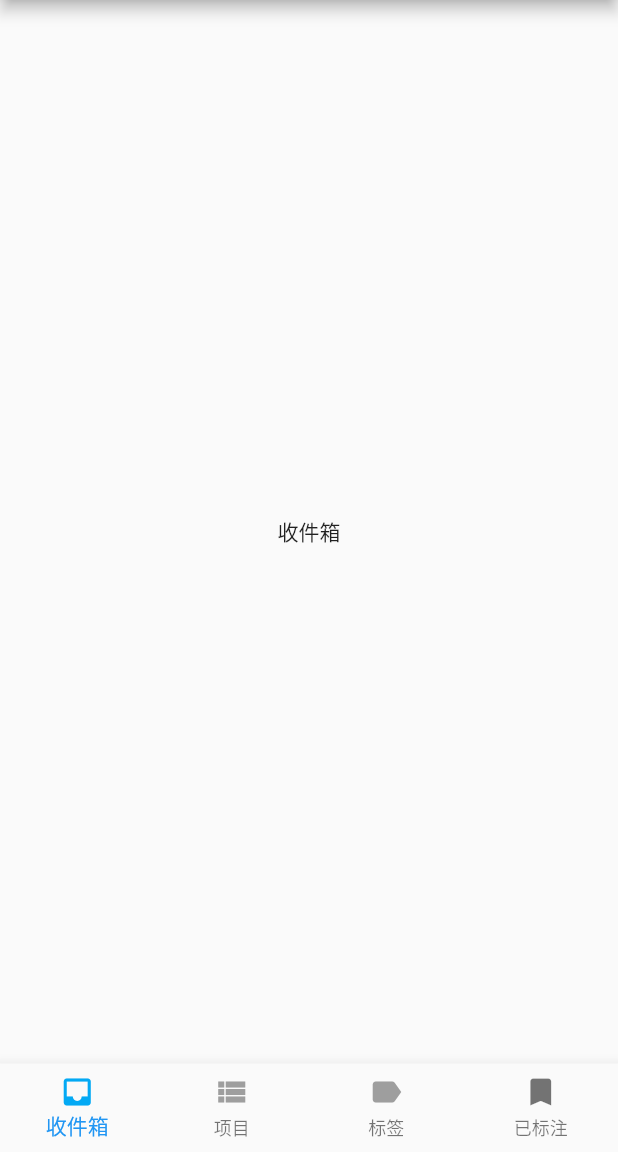
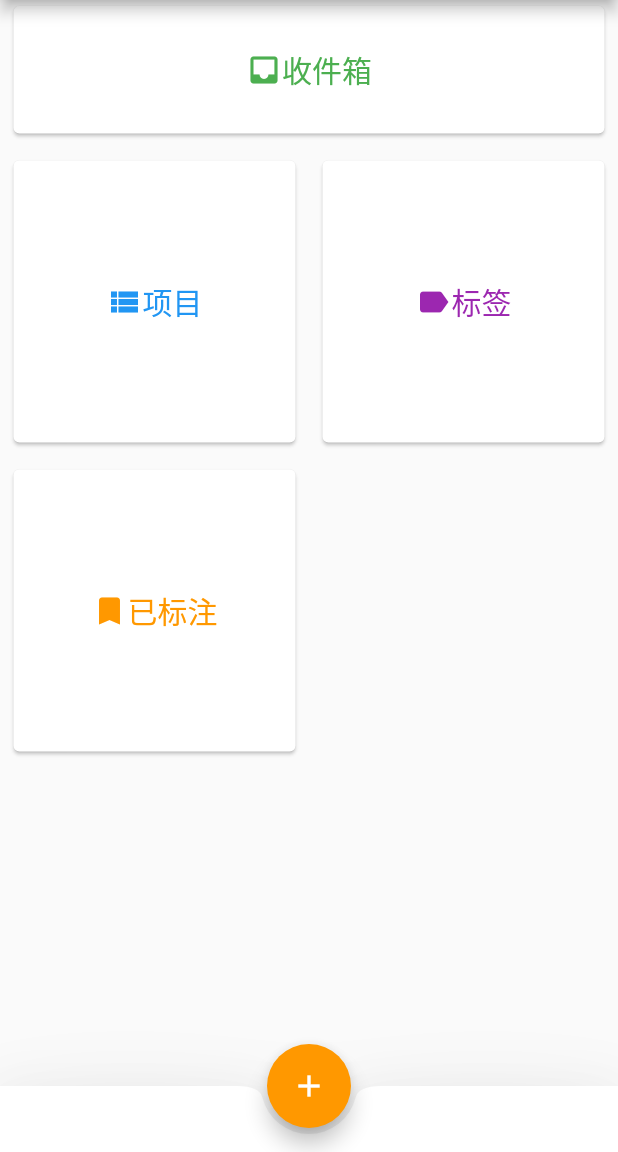
Before and after one commit to diaozxin007/go-and-do-front, a Flutter app: the screen it shows after launch, on a phone screen of 412 x 824 dp, the part 84-1236 px from its top. Run offline on Flutter 3.47's test engine with Material 2 defaults, Android fonts, the light colour scheme and no system bars; key blocks and very long unbroken strings in the code were emptied for the run.

Commit message:
使用omni首页的展示方式

```diff
--- a/lib/main.dart
+++ b/lib/main.dart
@@ -1,5 +1,11 @@
 import 'package:flutter/material.dart';
 import 'package:goanddo/navigator/bottom_navigator.dart';
+import 'package:goanddo/navigator/home-body.dart';
+import 'package:goanddo/page/inbox_page.dart';
+import 'package:goanddo/page/main_add_page.dart';
+import 'package:goanddo/page/marked_page.dart';
+import 'package:goanddo/page/project_page.dart';
+import 'package:goanddo/page/tag_page.dart';
 
 void main() => runApp(MyApp());
 
@@ -12,7 +18,14 @@ class MyApp extends StatelessWidget {
       theme: ThemeData(
         primarySwatch: Colors.blue,
       ),
-      home: BottomNavigator(),
+      home: HomeBody(),
+      routes: {
+        'inbox': (context) => InboxPage(),
+        'project': (context) => ProjectPage(),
+        'tag': (context) => TagPage(),
+        'marked': (context) => MarkedPage(),
+        'home_add': (context) => MainAddPage()
+      },
     );
   }
 }
--- /dev/null
+++ b/lib/navigator/home-body.dart
@@ -0,0 +1,108 @@
+import 'package:flutter/material.dart';
+import 'package:flutter_staggered_grid_view/flutter_staggered_grid_view.dart';
+import 'package:goanddo/navigator/side-drawer.dart';
+import 'dart:ui';
+
+import 'package:goanddo/page/main_add_page.dart';
+
+class HomeBody extends StatefulWidget {
+  @override
+  _HomeBodyState createState() => _HomeBodyState();
+}
+
+class _HomeBodyState extends State<HomeBody> {
+  @override
+  Widget build(BuildContext context) {
+    return Scaffold(
+        appBar: AppBar(title: Text('Go and do')),
+        drawer: SideDrawer(),
+        floatingActionButton: FloatingActionButton(
+          onPressed: () {
+            Navigator.push(context, PageRouteBuilder(pageBuilder:
+                (BuildContext context, Animation<double> animation,
+                    Animation<double> secondaryAnimation) {
+              return ScaleTransition(
+                scale: Tween<double>(begin: 0.0,end:1.0).animate(CurvedAnimation(parent: animation, curve: Curves.fastOutSlowIn)),
+                child: MainAddPage(),
+              );
+            }));
+          },
+          child: Icon((Icons.add)),
+          backgroundColor: Colors.orange,
+        ),
+        floatingActionButtonLocation: FloatingActionButtonLocation.centerDocked,
+        bottomNavigationBar: BottomAppBar(
+          color: Colors.white,
+          elevation: 30.0,
+          shape: CircularNotchedRectangle(),
+          child: Container(
+            height: 44,
+          ),
+        ),
+        body: Stack(
+          children: <Widget>[
+            Padding(
+              padding: EdgeInsets.symmetric(horizontal: 5.0),
+              child: StaggeredGridView.count(
+                crossAxisCount: 2,
+                mainAxisSpacing: 10.0,
+                crossAxisSpacing: 10.0,
+                children: _children,
+                staggeredTiles: _tiles,
+              ),
+            ),
+          ],
+        ));
+  }
+}
+
+List<StaggeredTile> _tiles = [
+  StaggeredTile.count(2, 0.5),
+  StaggeredTile.count(1, 1),
+  StaggeredTile.count(1, 1),
+  StaggeredTile.count(1, 1)
+];
+
+List<Widget> _children = [
+  HomeTile('收件箱', 'inbox', Colors.green, Icons.inbox),
+  HomeTile('项目', 'project', Colors.blue, Icons.view_list),
+  HomeTile('标签', 'tag', Colors.purple, Icons.label),
+  HomeTile('已标注', 'marked', Colors.orange, Icons.bookmark),
+];
+
+class HomeTile extends StatelessWidget {
+  final String title;
+  final String route;
+  final Color backgroundColor;
+  final IconData iconData;
+
+  HomeTile(this.title, this.route, this.backgroundColor, this.iconData);
+
+  @override
+  Widget build(BuildContext context) {
+    return Card(
+      color: Colors.white,
+      child: InkWell(
+        onTap:
+            route == null ? null : () => Navigator.of(context).pushNamed(route),
+        child: Center(
+          child: Padding(
+            padding: EdgeInsets.all(8.0),
+            child: Row(
+              mainAxisAlignment: MainAxisAlignment.center,
+              children: <Widget>[
+                Icon(
+                  iconData,
+                  color: backgroundColor,
+                ),
+                Text(title,
+                    textAlign: TextAlign.center,
+                    style: TextStyle(color: backgroundColor, fontSize: 20))
+              ],
+            ),
+          ),
+        ),
+      ),
+    );
+  }
+}
--- a/pubspec.yaml
+++ b/pubspec.yaml
@@ -24,6 +24,7 @@ dependencies:
   # Use with the CupertinoIcons class for iOS style icons.
   cupertino_icons: ^0.1.2
   url_launcher: ^5.0.3
+  flutter_staggered_grid_view: "^0.2.7"
 
 dev_dependencies:
   flutter_test:
```
Also changed, not shown: lib/page/inbox_page.dart (+8 -3 lines), lib/page/main_add_page.dart (added, +20 -0 lines), lib/page/marked_page.dart (+7 -2 lines), lib/page/project_page.dart (+7 -3 lines), lib/page/tag_page.dart (+7 -2 lines), pubspec.lock.
